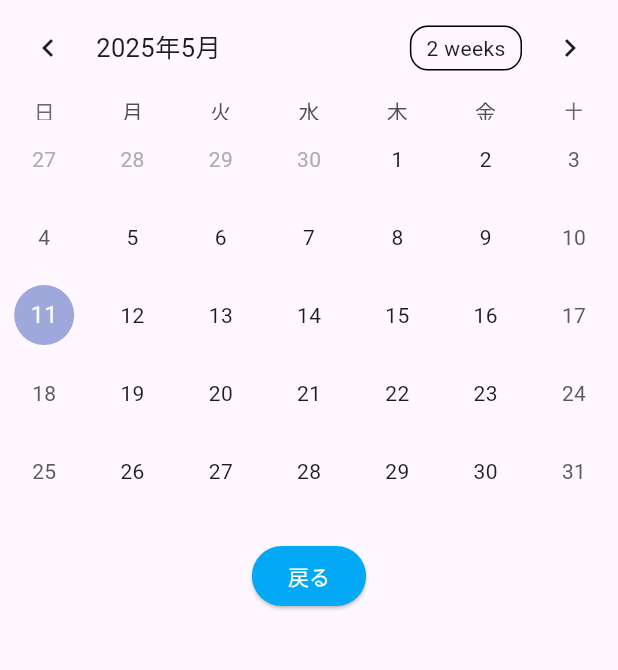
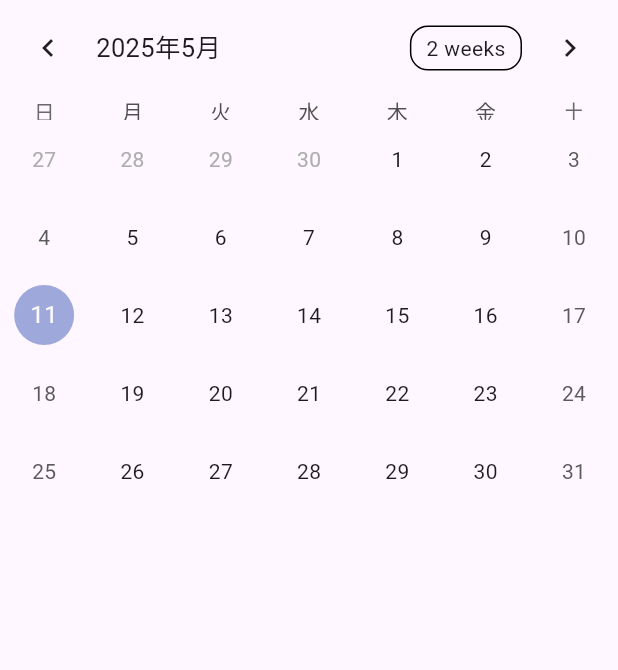
Before and after one commit to Yossy4131/flutter_calendar, a Flutter app: the CalendarPage screen opened by its route, on a phone screen of 412 x 824 dp, the part 84-754 px from its top. Run offline on Flutter 3.47's test engine with Material 3 defaults, Android fonts, the phone set to English and light mode, and no system bars; drawn by our look-alikes of table_calendar; our stand-ins replace go_router.

Commit message:
delete ElevatedButton because pop button set AppBar

```diff
--- a/lib/calendar_page.dart
+++ b/lib/calendar_page.dart
@@ -1,5 +1,4 @@
 import 'package:flutter/material.dart';
-import 'package:go_router/go_router.dart';
 import 'package:table_calendar/table_calendar.dart';
 import 'widgets/page_items.dart';
 
@@ -55,17 +54,6 @@ class CalendarPageState extends State<CalendarPage> {
               });
             },
           ),
-          Center(
-            child: Column(
-              mainAxisAlignment: MainAxisAlignment.center,
-              children: [
-                Button(
-                  title: '戻る',
-                  onPressed: () => GoRouter.of(context).pop(),
-                ),
-              ],
-            ),
-          ),
         ],
       ),
     );
```
